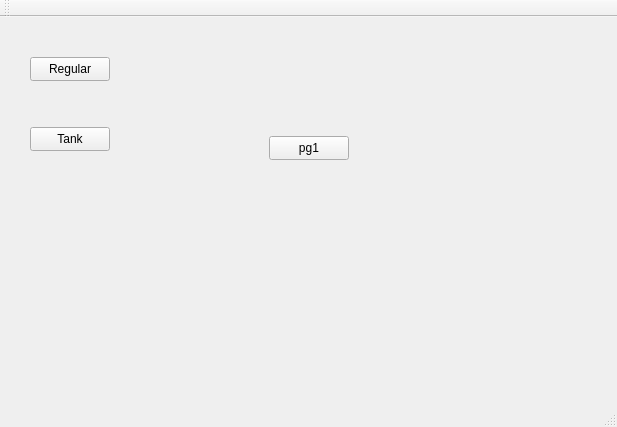
Above: control_GUI/mainwindow.ui from cal-roboops/F2017_Decal before the change. Below: the same form after it.
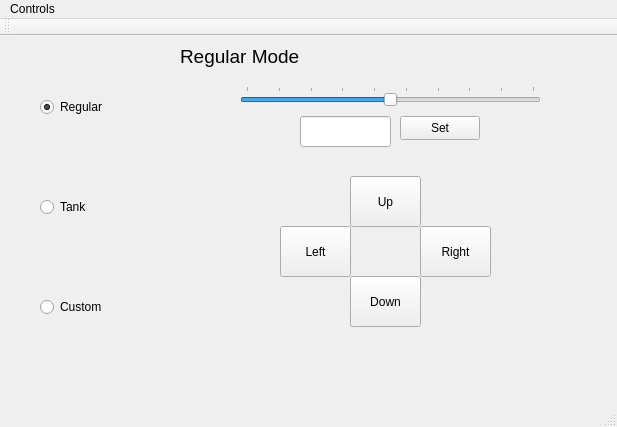
That is the form after the change.

Commit message: added regular controls panel

```diff
--- a/control_GUI/mainwindow.ui
+++ b/control_GUI/mainwindow.ui
@@ -17,8 +17,8 @@
    <widget class="QStackedWidget" name="stackedWidget">
     <property name="geometry">
      <rect>
-      <x>159</x>
-      <y>9</y>
+      <x>170</x>
+      <y>0</y>
       <width>441</width>
       <height>371</height>
      </rect>
@@ -26,20 +26,125 @@
     <property name="currentIndex">
      <number>0</number>
     </property>
-    <widget class="QWidget" name="page">
-     <widget class="QPushButton" name="pushButton">
+    <widget class="QWidget" name="regular">
+     <widget class="QPushButton" name="pushButton_up">
+      <property name="geometry">
+       <rect>
+        <x>180</x>
+        <y>140</y>
+        <width>71</width>
+        <height>51</height>
+       </rect>
+      </property>
+      <property name="text">
+       <string>Up</string>
+      </property>
+     </widget>
+     <widget class="QSlider" name="horizontalSlider">
+      <property name="geometry">
+       <rect>
+        <x>70</x>
+        <y>50</y>
+        <width>301</width>
+        <height>20</height>
+       </rect>
+      </property>
+      <property name="minimum">
+       <number>-45</number>
+      </property>
+      <property name="maximum">
+       <number>45</number>
+      </property>
+      <property name="orientation">
+       <enum>Qt::Horizontal</enum>
+      </property>
+      <property name="tickPosition">
+       <enum>QSlider::TicksAbove</enum>
+      </property>
+      <property name="tickInterval">
+       <number>10</number>
+      </property>
+     </widget>
+     <widget class="QLineEdit" name="lineEdit_input">
+      <property name="geometry">
+       <rect>
+        <x>130</x>
+        <y>80</y>
+        <width>91</width>
+        <height>31</height>
+       </rect>
+      </property>
+     </widget>
+     <widget class="QPushButton" name="button_set">
+      <property name="geometry">
+       <rect>
+        <x>230</x>
+        <y>80</y>
+        <width>80</width>
+        <height>24</height>
+       </rect>
+      </property>
+      <property name="text">
+       <string>Set</string>
+      </property>
+     </widget>
+     <widget class="QPushButton" name="pushButton_right">
+      <property name="geometry">
+       <rect>
+        <x>250</x>
+        <y>190</y>
+        <width>71</width>
+        <height>51</height>
+       </rect>
+      </property>
+      <property name="text">
+       <string>Right</string>
+      </property>
+     </widget>
+     <widget class="QPushButton" name="pushButton_down">
+      <property name="geometry">
+       <rect>
+        <x>180</x>
+        <y>240</y>
+        <width>71</width>
+        <height>51</height>
+       </rect>
+      </property>
+      <property name="text">
+       <string>Down</string>
+      </property>
+     </widget>
+     <widget class="QPushButton" name="pushButton_left">
       <property name="geometry">
        <rect>
         <x>110</x>
-        <y>110</y>
-        <width>80</width>
-        <height>24</height>
+        <y>190</y>
+        <width>71</width>
+        <height>51</height>
        </rect>
       </property>
       <property name="text">
-       <string>pg1</string>
+       <string>Left</string>
       </property>
      </widget>
+     <widget class="QLabel" name="label">
+      <property name="geometry">
+       <rect>
+        <x>10</x>
+        <y>10</y>
+        <width>131</width>
+        <height>21</height>
+       </rect>
+      </property>
+      <property name="font">
+       <font>
+        <pointsize>14</pointsize>
+       </font>
+      </property>
+      <property name="text">
+       <string>Regular Mode</string>
+      </property>
+     </widget>
     </widget>
     <widget class="QWidget" name="page_2">
      <widget class="QPushButton" name="pushButton_2">
@@ -57,32 +162,52 @@
      </widget>
     </widget>
    </widget>
-   <widget class="QPushButton" name="button_regular">
+   <widget class="QRadioButton" name="radioButton">
     <property name="geometry">
      <rect>
-      <x>30</x>
-      <y>40</y>
-      <width>80</width>
-      <height>24</height>
+      <x>40</x>
+      <y>60</y>
+      <width>100</width>
+      <height>22</height>
      </rect>
     </property>
     <property name="text">
      <string>Regular</string>
     </property>
+    <property name="checked">
+     <bool>true</bool>
+    </property>
    </widget>
-   <widget class="QPushButton" name="button_tank">
+   <widget class="QRadioButton" name="radioButton_tank">
     <property name="geometry">
      <rect>
-      <x>30</x>
-      <y>110</y>
-      <width>80</width>
-      <height>24</height>
+      <x>40</x>
+      <y>160</y>
+      <width>100</width>
+      <height>22</height>
      </rect>
     </property>
     <property name="text">
      <string>Tank</string>
     </property>
    </widget>
+   <widget class="QRadioButton" name="radioButton_custom">
+    <property name="geometry">
+     <rect>
+      <x>40</x>
+      <y>260</y>
+      <width>100</width>
+      <height>22</height>
+     </rect>
+    </property>
+    <property name="text">
+     <string>Custom</string>
+    </property>
+   </widget>
+   <zorder>radioButton_custom</zorder>
+   <zorder>stackedWidget</zorder>
+   <zorder>radioButton</zorder>
+   <zorder>radioButton_tank</zorder>
   </widget>
   <widget class="QMenuBar" name="menuBar">
    <property name="geometry">
@@ -93,6 +218,12 @@
      <height>22</height>
     </rect>
    </property>
+   <widget class="QMenu" name="menuControls">
+    <property name="title">
+     <string>Controls</string>
+    </property>
+   </widget>
+   <addaction name="menuControls"/>
   </widget>
   <widget class="QToolBar" name="mainToolBar">
    <attribute name="toolBarArea">
```
Left out of the diff: 39 changed lines with no effect on the pictures. The commit also changes 2 other files.
